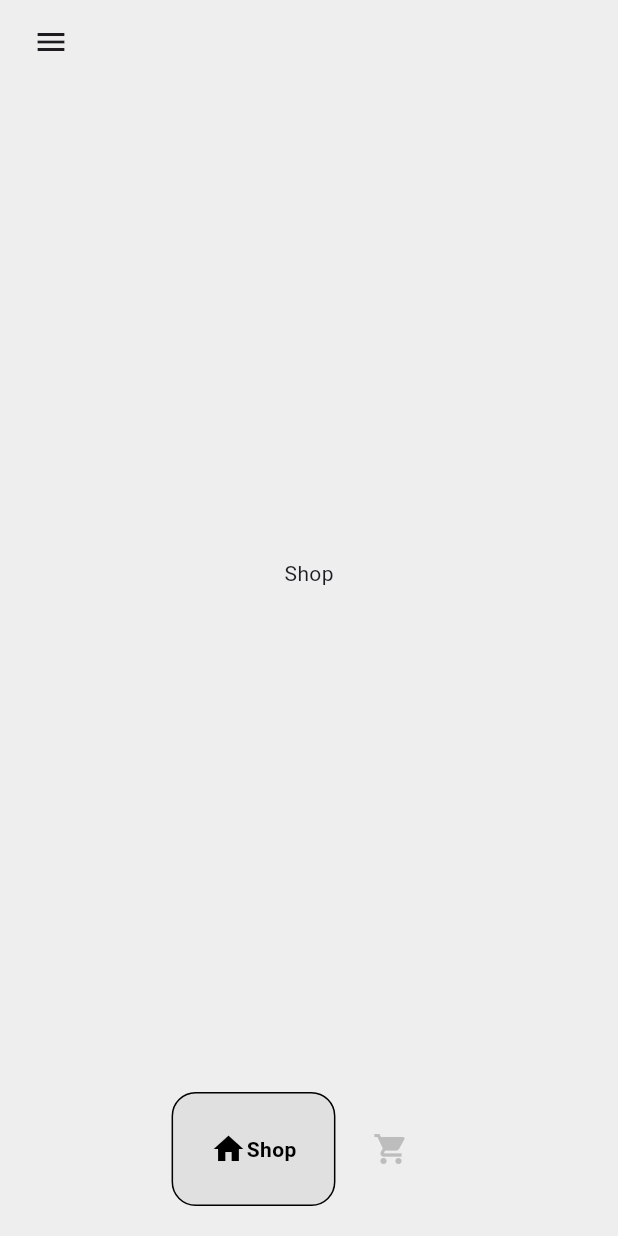
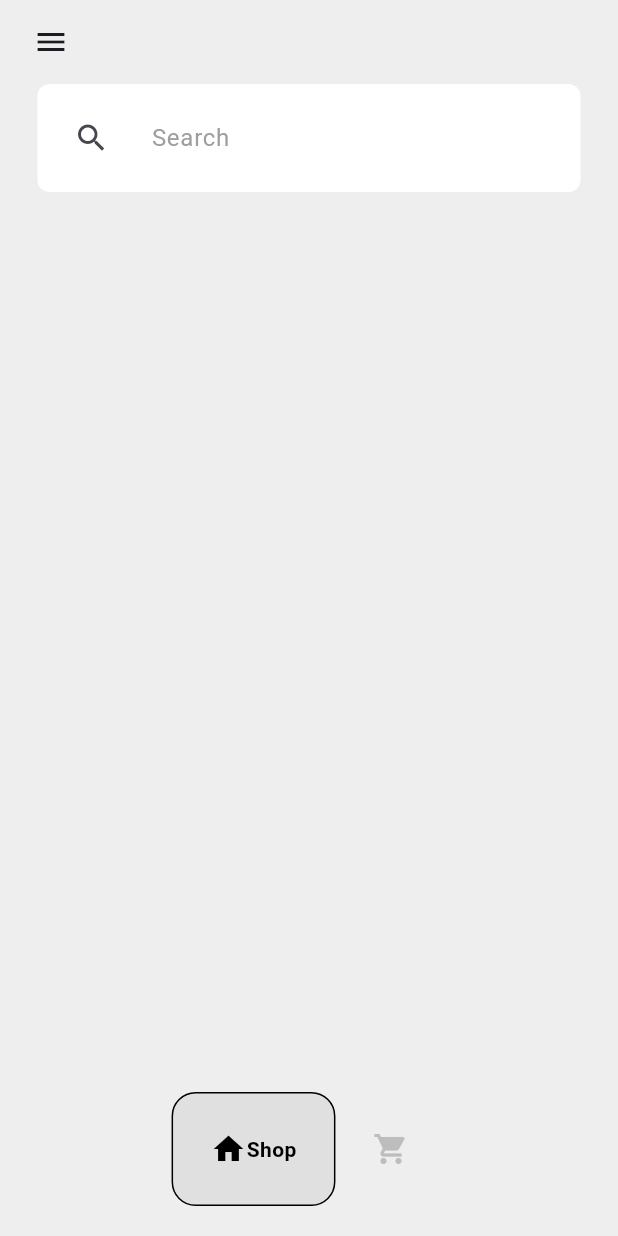
Before and after one commit to SolomonB127/SneakerSphere, a Flutter app: the HomePage screen opened by its route, on a phone screen of 412 x 824 dp. Run offline on Flutter 3.47's test engine with Material 3 defaults, Android fonts, the phone set to English and light mode, and no system bars; drawn by our look-alikes of google_nav_bar.

Commit message:
Added a search bar to page

```diff
--- a/lib/Pages/shop_page.dart
+++ b/lib/Pages/shop_page.dart
@@ -1,4 +1,5 @@
 import 'package:flutter/material.dart';
+import 'package:flutter/widgets.dart';
 
 class ShopPage extends StatefulWidget {
   const ShopPage({super.key});
@@ -10,6 +11,30 @@ class ShopPage extends StatefulWidget {
 class _ShopPageState extends State<ShopPage> {
   @override
   Widget build(BuildContext context) {
-    return const Center(child: Text("Shop"));
+    return Column(
+      children: <Widget>[
+        // Search bar
+        Container(
+          padding: const EdgeInsets.all(12),
+          margin: const EdgeInsets.symmetric(horizontal: 25),
+          decoration: BoxDecoration(
+              color: Colors.white, borderRadius: BorderRadius.circular(8)),
+          child: TextField(
+            decoration: InputDecoration(
+                hintText: "Search",
+                hintStyle: const TextStyle(color: Colors.grey),
+                border: InputBorder.none,
+                icon: IconButton(
+                  onPressed: () {},
+                  icon: const Icon(Icons.search),
+                )),
+          ),
+        )
+
+        // Message text
+
+        // Hot Picks/Trending
+      ],
+    );
   }
 }
```
